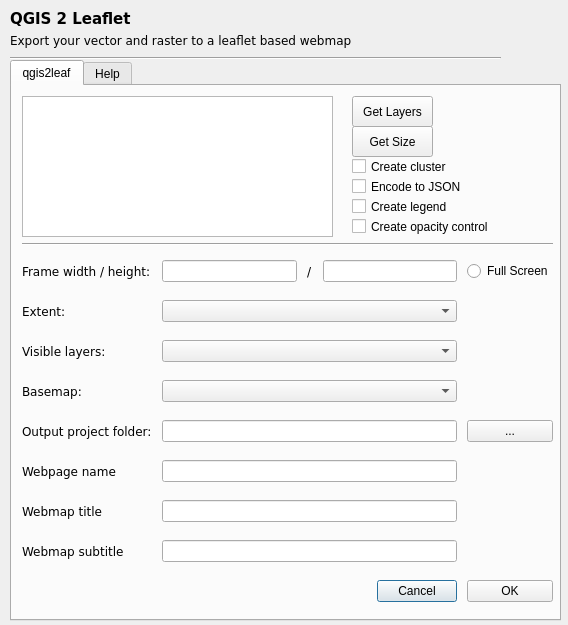
Old version of the form ui_qgis2leaf.ui in the repository Geolicious/qgis2leaf.
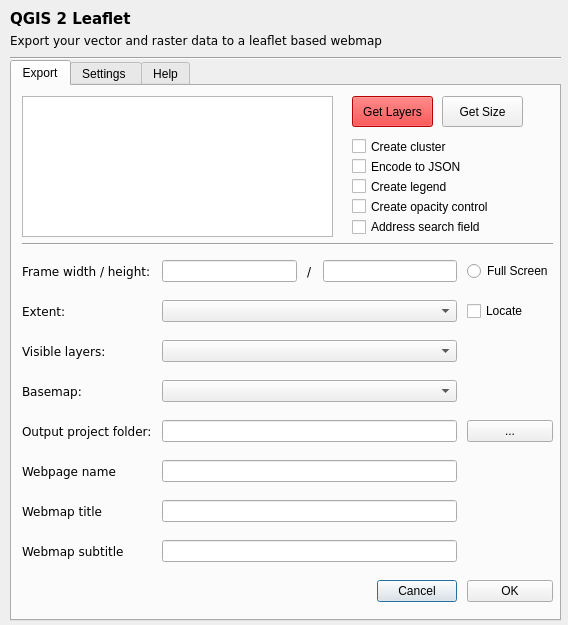
New version of the form.

Commit message: new save dailog for settings, new address search, new geolocate

The edit to the form file:
```diff
--- a/ui_qgis2leaf.ui
+++ b/ui_qgis2leaf.ui
@@ -49,7 +49,7 @@
     </font>
    </property>
    <property name="text">
-    <string>Export your vector and raster to a leaflet based webmap</string>
+    <string>Export your vector and raster data to a leaflet based webmap</string>
    </property>
   </widget>
   <widget class="Line" name="line_3">
@@ -57,7 +57,7 @@
     <rect>
      <x>10</x>
      <y>50</y>
-     <width>491</width>
+     <width>551</width>
      <height>16</height>
     </rect>
    </property>
@@ -79,7 +79,7 @@
    </property>
    <widget class="QWidget" name="tab_app">
     <attribute name="title">
-     <string>qgis2leaf</string>
+     <string>Export</string>
     </attribute>
     <widget class="QListWidget" name="listWidget">
      <property name="geometry">
@@ -288,6 +288,13 @@
       <item row="8" column="1">
        <widget class="QLineEdit" name="webmap_subhead"/>
       </item>
+      <item row="2" column="2">
+       <widget class="QCheckBox" name="locate">
+        <property name="text">
+         <string>Locate</string>
+        </property>
+       </widget>
+      </item>
      </layout>
     </widget>
     <widget class="Line" name="line_2">
@@ -312,6 +319,421 @@
        <height>31</height>
       </rect>
      </property>
+     <property name="palette">
+      <palette>
+       <active>
+        <colorrole role="WindowText">
+         <brush brushstyle="SolidPattern">
+          <color alpha="255">
+           <red>0</red>
+           <green>0</green>
+           <blue>0</blue>
+          </color>
+         </brush>
+        </colorrole>
+        <colorrole role="Button">
+         <brush brushstyle="SolidPattern">
+          <color alpha="255">
+           <red>255</red>
+           <green>0</green>
+           <blue>0</blue>
+          </color>
+         </brush>
+        </colorrole>
+        <colorrole role="Light">
+         <brush brushstyle="SolidPattern">
+          <color alpha="255">
+           <red>255</red>
+           <green>127</green>
+           <blue>127</blue>
+          </color>
+         </brush>
+        </colorrole>
+        <colorrole role="Midlight">
+         <brush brushstyle="SolidPattern">
+          <color alpha="255">
+           <red>255</red>
+           <green>63</green>
+           <blue>63</blue>
+          </color>
+         </brush>
+        </colorrole>
+        <colorrole role="Dark">
+         <brush brushstyle="SolidPattern">
+          <color alpha="255">
+           <red>127</red>
+           <green>0</green>
+           <blue>0</blue>
+          </color>
+         </brush>
+        </colorrole>
+        <colorrole role="Mid">
+         <brush brushstyle="SolidPattern">
+          <color alpha="255">
+           <red>170</red>
+           <green>0</green>
+           <blue>0</blue>
+          </color>
+         </brush>
+        </colorrole>
+        <colorrole role="Text">
+         <brush brushstyle="SolidPattern">
+          <color alpha="255">
+           <red>0</red>
+           <green>0</green>
+           <blue>0</blue>
+          </color>
+         </brush>
+        </colorrole>
+        <colorrole role="BrightText">
+         <brush brushstyle="SolidPattern">
+          <color alpha="255">
+           <red>255</red>
+           <green>255</green>
+           <blue>255</blue>
+          </color>
+         </brush>
+        </colorrole>
+        <colorrole role="ButtonText">
+         <brush brushstyle="SolidPattern">
+          <color alpha="255">
+           <red>0</red>
+           <green>0</green>
+           <blue>0</blue>
+          </color>
+         </brush>
+        </colorrole>
+        <colorrole role="Base">
+         <brush brushstyle="SolidPattern">
+          <color alpha="255">
+           <red>255</red>
+           <green>255</green>
+           <blue>255</blue>
+          </color>
+         </brush>
+        </colorrole>
+        <colorrole role="Window">
+         <brush brushstyle="SolidPattern">
+          <color alpha="255">
+           <red>255</red>
+           <green>0</green>
+           <blue>0</blue>
+          </color>
+         </brush>
+        </colorrole>
+        <colorrole role="Shadow">
+         <brush brushstyle="SolidPattern">
+          <color alpha="255">
+           <red>0</red>
+           <green>0</green>
+           <blue>0</blue>
+          </color>
+         </brush>
+        </colorrole>
+        <colorrole role="AlternateBase">
+         <brush brushstyle="SolidPattern">
+          <color alpha="255">
+           <red>255</red>
+           <green>127</green>
+           <blue>127</blue>
+          </color>
+         </brush>
+        </colorrole>
+        <colorrole role="ToolTipBase">
+         <brush brushstyle="SolidPattern">
+          <color alpha="255">
+           <red>255</red>
+           <green>255</green>
+           <blue>220</blue>
+          </color>
+         </brush>
+        </colorrole>
+        <colorrole role="ToolTipText">
+         <brush brushstyle="SolidPattern">
+          <color alpha="255">
+           <red>0</red>
+           <green>0</green>
+           <blue>0</blue>
+          </color>
+         </brush>
+        </colorrole>
+       </active>
+       <inactive>
+        <colorrole role="WindowText">
+         <brush brushstyle="SolidPattern">
+          <color alpha="255">
+           <red>0</red>
+           <green>0</green>
+           <blue>0</blue>
+          </color>
+         </brush>
+        </colorrole>
+        <colorrole role="Button">
+         <brush brushstyle="SolidPattern">
+          <color alpha="255">
+           <red>255</red>
+           <green>0</green>
+           <blue>0</blue>
+          </color>
+         </brush>
+        </colorrole>
+        <colorrole role="Light">
+         <brush brushstyle="SolidPattern">
+          <color alpha="255">
+           <red>255</red>
+           <green>127</green>
+           <blue>127</blue>
+          </color>
+         </brush>
+        </colorrole>
+        <colorrole role="Midlight">
+         <brush brushstyle="SolidPattern">
+          <color alpha="255">
+           <red>255</red>
+           <green>63</green>
+           <blue>63</blue>
+          </color>
+         </brush>
+        </colorrole>
+        <colorrole role="Dark">
+         <brush brushstyle="SolidPattern">
+          <color alpha="255">
+           <red>127</red>
+           <green>0</green>
+           <blue>0</blue>
+          </color>
+         </brush>
+        </colorrole>
+        <colorrole role="Mid">
+         <brush brushstyle="SolidPattern">
+          <color alpha="255">
+           <red>170</red>
+           <green>0</green>
+           <blue>0</blue>
+          </color>
+         </brush>
+        </colorrole>
+        <colorrole role="Text">
+         <brush brushstyle="SolidPattern">
+          <color alpha="255">
+           <red>0</red>
+           <green>0</green>
+           <blue>0</blue>
+          </color>
+         </brush>
+        </colorrole>
+        <colorrole role="BrightText">
+         <brush brushstyle="SolidPattern">
+          <color alpha="255">
+           <red>255</red>
+           <green>255</green>
+           <blue>255</blue>
+          </color>
+         </brush>
+        </colorrole>
+        <colorrole role="ButtonText">
+         <brush brushstyle="SolidPattern">
+          <color alpha="255">
+           <red>0</red>
+           <green>0</green>
+           <blue>0</blue>
+          </color>
+         </brush>
+        </colorrole>
+        <colorrole role="Base">
+         <brush brushstyle="SolidPattern">
+          <color alpha="255">
+           <red>255</red>
+           <green>255</green>
+           <blue>255</blue>
+          </color>
+         </brush>
+        </colorrole>
+        <colorrole role="Window">
+         <brush brushstyle="SolidPattern">
+          <color alpha="255">
+           <red>255</red>
+           <green>0</green>
+           <blue>0</blue>
+          </color>
+         </brush>
+        </colorrole>
+        <colorrole role="Shadow">
+         <brush brushstyle="SolidPattern">
+          <color alpha="255">
+           <red>0</red>
+           <green>0</green>
+           <blue>0</blue>
+          </color>
+         </brush>
+        </colorrole>
+        <colorrole role="AlternateBase">
+         <brush brushstyle="SolidPattern">
+          <color alpha="255">
+           <red>255</red>
+           <green>127</green>
+           <blue>127</blue>
+          </color>
+         </brush>
+        </colorrole>
+        <colorrole role="ToolTipBase">
+         <brush brushstyle="SolidPattern">
+          <color alpha="255">
+           <red>255</red>
+           <green>255</green>
+           <blue>220</blue>
+          </color>
+         </brush>
+        </colorrole>
+        <colorrole role="ToolTipText">
+         <brush brushstyle="SolidPattern">
+          <color alpha="255">
+           <red>0</red>
+           <green>0</green>
+           <blue>0</blue>
+          </color>
+         </brush>
+        </colorrole>
+       </inactive>
+       <disabled>
+        <colorrole role="WindowText">
+         <brush brushstyle="SolidPattern">
+          <color alpha="255">
+           <red>127</red>
+           <green>0</green>
+           <blue>0</blue>
+          </color>
+         </brush>
+        </colorrole>
+        <colorrole role="Button">
+         <brush brushstyle="SolidPattern">
+          <color alpha="255">
+           <red>255</red>
+           <green>0</green>
+           <blue>0</blue>
+          </color>
+         </brush>
+        </colorrole>
+        <colorrole role="Light">
+         <brush brushstyle="SolidPattern">
+          <color alpha="255">
+           <red>255</red>
+           <green>127</green>
+           <blue>127</blue>
+          </color>
+         </brush>
+        </colorrole>
+        <colorrole role="Midlight">
+         <brush brushstyle="SolidPattern">
+          <color alpha="255">
+           <red>255</red>
+           <green>63</green>
+           <blue>63</blue>
+          </color>
+         </brush>
+        </colorrole>
+        <colorrole role="Dark">
+         <brush brushstyle="SolidPattern">
+          <color alpha="255">
+           <red>127</red>
+           <green>0</green>
+           <blue>0</blue>
+          </color>
+         </brush>
+        </colorrole>
+        <colorrole role="Mid">
+         <brush brushstyle="SolidPattern">
+          <color alpha="255">
+           <red>170</red>
+           <green>0</green>
+           <blue>0</blue>
+          </color>
+         </brush>
+        </colorrole>
+        <colorrole role="Text">
+         <brush brushstyle="SolidPattern">
+          <color alpha="255">
+           <red>127</red>
+           <green>0</green>
+           <blue>0</blue>
+          </color>
+         </brush>
+        </colorrole>
+        <colorrole role="BrightText">
+         <brush brushstyle="SolidPattern">
+          <color alpha="255">
+           <red>255</red>
+           <green>255</green>
+           <blue>255</blue>
+          </color>
+         </brush>
+        </colorrole>
+        <colorrole role="ButtonText">
+         <brush brushstyle="SolidPattern">
+          <color alpha="255">
+           <red>127</red>
+           <green>0</green>
+           <blue>0</blue>
+          </color>
+         </brush>
+        </colorrole>
+        <colorrole role="Base">
+         <brush brushstyle="SolidPattern">
+          <color alpha="255">
+           <red>255</red>
+           <green>0</green>
+           <blue>0</blue>
+          </color>
+         </brush>
+        </colorrole>
+        <colorrole role="Window">
+         <brush brushstyle="SolidPattern">
+          <color alpha="255">
+           <red>255</red>
+           <green>0</green>
+           <blue>0</blue>
+          </color>
+         </brush>
+        </colorrole>
+        <colorrole role="Shadow">
+         <brush brushstyle="SolidPattern">
+          <color alpha="255">
+           <red>0</red>
+           <green>0</green>
+           <blue>0</blue>
+          </color>
+         </brush>
+        </colorrole>
+        <colorrole role="AlternateBase">
+         <brush brushstyle="SolidPattern">
+          <color alpha="255">
+           <red>255</red>
+           <green>0</green>
+           <blue>0</blue>
+          </color>
+         </brush>
+        </colorrole>
+        <colorrole role="ToolTipBase">
+         <brush brushstyle="SolidPattern">
+          <color alpha="255">
+           <red>255</red>
+           <green>255</green>
+           <blue>220</blue>
+          </color>
+         </brush>
+        </colorrole>
+        <colorrole role="ToolTipText">
+         <brush brushstyle="SolidPattern">
+          <color alpha="255">
+           <red>0</red>
+           <green>0</green>
+           <blue>0</blue>
+          </color>
+         </brush>
+        </colorrole>
+       </disabled>
+      </palette>
+     </property>
      <property name="text">
       <string>Get Layers</string>
      </property>
@@ -319,8 +741,8 @@
     <widget class="QPushButton" name="getSizeButton">
      <property name="geometry">
       <rect>
-       <x>340</x>
-       <y>40</y>
+       <x>430</x>
+       <y>10</y>
        <width>81</width>
        <height>31</height>
       </rect>
@@ -333,7 +755,7 @@
      <property name="geometry">
       <rect>
        <x>340</x>
-       <y>90</y>
+       <y>70</y>
        <width>151</width>
        <height>21</height>
       </rect>
@@ -349,7 +771,7 @@
      <property name="geometry">
       <rect>
        <x>340</x>
-       <y>70</y>
+       <y>50</y>
        <width>151</width>
        <height>21</height>
       </rect>
@@ -365,7 +787,7 @@
      <property name="geometry">
       <rect>
        <x>340</x>
-       <y>110</y>
+       <y>90</y>
        <width>151</width>
        <height>21</height>
       </rect>
@@ -384,7 +806,7 @@
      <property name="geometry">
       <rect>
        <x>340</x>
-       <y>130</y>
+       <y>110</y>
        <width>186</width>
        <height>21</height>
       </rect>
@@ -399,6 +821,149 @@
       <bool>false</bool>
      </property>
     </widget>
+    <widget class="QCheckBox" name="address">
+     <property name="geometry">
+      <rect>
+       <x>340</x>
+       <y>130</y>
+       <width>181</width>
+       <height>22</height>
+      </rect>
+     </property>
+     <property name="text">
+      <string>Address search field</string>
+     </property>
+    </widget>
+   </widget>
+   <widget class="QWidget" name="tab_settings">
+    <attribute name="title">
+     <string>Settings </string>
+    </attribute>
+    <widget class="QLabel" name="label_12">
+     <property name="geometry">
+      <rect>
+       <x>10</x>
+       <y>70</y>
+       <width>81</width>
+       <height>27</height>
+      </rect>
+     </property>
+     <property name="font">
+      <font>
+       <family>DejaVu Sans</family>
+      </font>
+     </property>
+     <property name="text">
+      <string>Setup File:</string>
+     </property>
+    </widget>
+    <widget class="QLineEdit" name="lineEdit_3">
+     <property name="geometry">
+      <rect>
+       <x>89</x>
+       <y>70</y>
+       <width>311</width>
+       <height>27</height>
+      </rect>
+     </property>
+    </widget>
+    <widget class="QPushButton" name="pushButton_3">
+     <property name="geometry">
+      <rect>
+       <x>400</x>
+       <y>70</y>
+       <width>31</width>
+       <height>27</height>
+      </rect>
+     </property>
+     <property name="text">
+      <string>...</string>
+     </property>
+    </widget>
+    <widget class="QPushButton" name="okButton_2">
+     <property name="geometry">
+      <rect>
+       <x>433</x>
+       <y>70</y>
+       <width>111</width>
+       <height>27</height>
+      </rect>
+     </property>
+     <property name="text">
+      <string>Save Setup</string>
+     </property>
+    </widget>
+    <widget class="QPushButton" name="okButton_3">
+     <property name="geometry">
+      <rect>
+       <x>433</x>
+       <y>100</y>
+       <width>111</width>
+       <height>27</height>
+      </rect>
+     </property>
+     <property name="text">
+      <string>Load Setup</string>
+     </property>
+    </widget>
+    <widget class="QLineEdit" name="lineEdit_4">
+     <property name="geometry">
+      <rect>
+       <x>89</x>
+       <y>100</y>
+       <width>311</width>
+       <height>27</height>
+      </rect>
+     </property>
+    </widget>
+    <widget class="QPushButton" name="pushButton_4">
+     <property name="geometry">
+      <rect>
+       <x>400</x>
+       <y>100</y>
+       <width>31</width>
+       <height>27</height>
+      </rect>
+     </property>
+     <property name="text">
+      <string>...</string>
+     </property>
+    </widget>
+    <widget class="QLabel" name="label_13">
+     <property name="geometry">
+      <rect>
+       <x>10</x>
+       <y>100</y>
+       <width>81</width>
+       <height>27</height>
+      </rect>
+     </property>
+     <property name="font">
+      <font>
+       <family>DejaVu Sans</family>
+      </font>
+     </property>
+     <property name="text">
+      <string>Setup File:</string>
+     </property>
+    </widget>
+    <widget class="QTextBrowser" name="textBrowser_2">
+     <property name="geometry">
+      <rect>
+       <x>10</x>
+       <y>10</y>
+       <width>531</width>
+       <height>51</height>
+      </rect>
+     </property>
+     <property name="html">
+      <string>&lt;!DOCTYPE HTML PUBLIC &quot;-//W3C//DTD HTML 4.0//EN&quot; &quot;http://www.w3.org/TR/REC-html40/strict.dtd&quot;&gt;
+&lt;html&gt;&lt;head&gt;&lt;meta name=&quot;qrichtext&quot; content=&quot;1&quot; /&gt;&lt;style type=&quot;text/css&quot;&gt;
+p, li { white-space: pre-wrap; }
+&lt;/style&gt;&lt;/head&gt;&lt;body style=&quot; font-family:'Ubuntu'; font-size:11pt; font-weight:400; font-style:normal;&quot;&gt;
+&lt;p align=&quot;justify&quot; style=&quot; margin-top:0px; margin-bottom:0px; margin-left:0px; margin-right:0px; -qt-block-indent:0; text-indent:0px;&quot;&gt;You can save and load your settings using this dialog. Please keep in mind: Layers and layer order will not be saved nor restored.&lt;/p&gt;&lt;/body&gt;&lt;/html&gt;</string>
+     </property>
+    </widget>
    </widget>
    <widget class="QWidget" name="tab_help">
     <attribute name="title">
```
Left out of the diff: 6 changed lines with no effect on the pictures. The commit also changes 5 other files.
